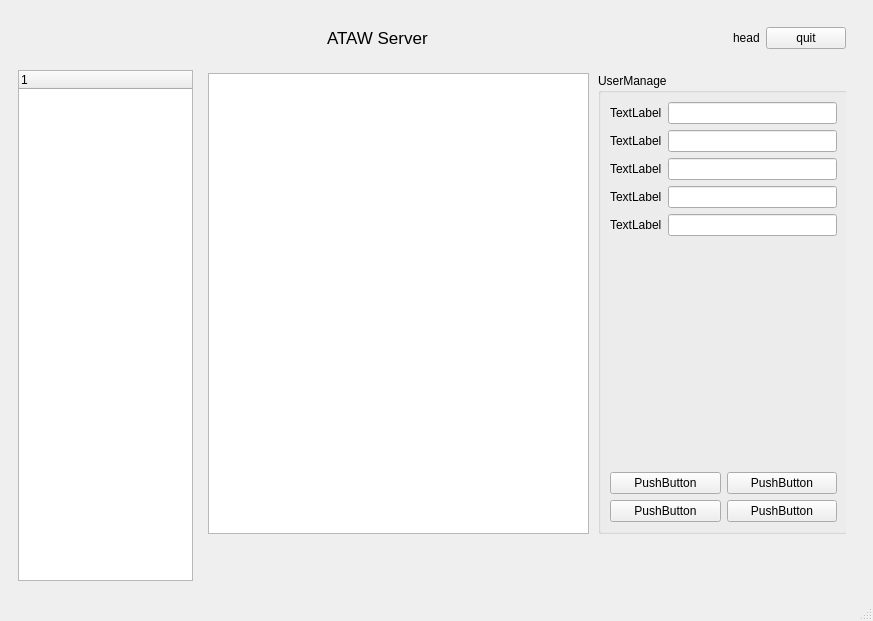
Before: the Qt Designer form chat_server/mainwindow.ui in OY-YH/ATAW-Chat, drawn with Qt 5.
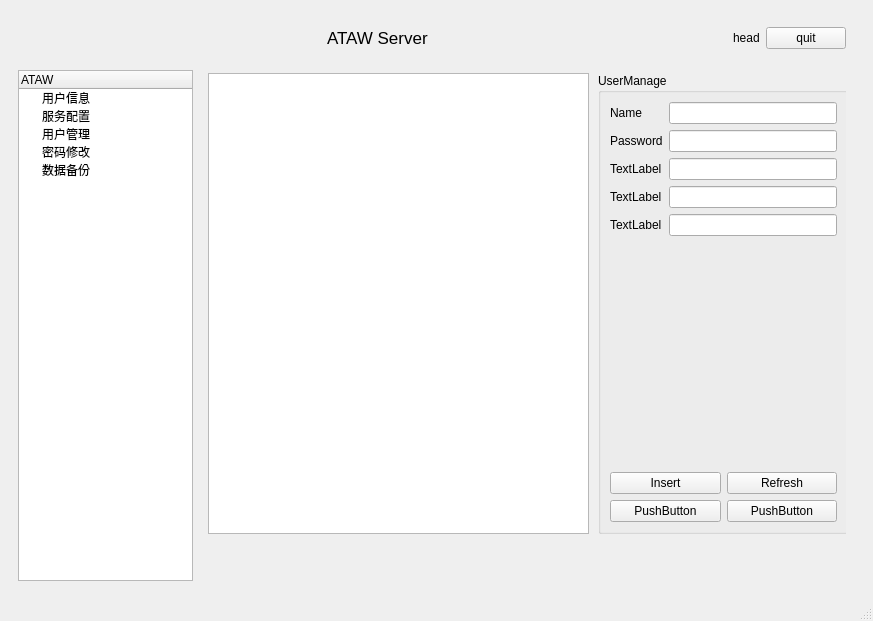
After: the same form once the commit is applied. The open tabs and pages were chosen to show the change. Custom widgets are drawn as their Qt base class.

Commit message: 服务端：完善主界面编写的功能，以及与客户端新实现的功能进行合并，给予实现

Diff of the .ui file:
```diff
--- a/chat_server/mainwindow.ui
+++ b/chat_server/mainwindow.ui
@@ -266,7 +266,7 @@
                   <item row="2" column="0">
                    <widget class="QLabel" name="label_6">
                     <property name="text">
-                     <string>TextLabel</string>
+                     <string>Password</string>
                     </property>
                    </widget>
                   </item>
@@ -297,7 +297,7 @@
                   <item row="1" column="0">
                    <widget class="QLabel" name="label_5">
                     <property name="text">
-                     <string>TextLabel</string>
+                     <string>Name</string>
                     </property>
                    </widget>
                   </item>
@@ -340,14 +340,14 @@
                   <item row="0" column="0">
                    <widget class="QPushButton" name="pushButton_2">
                     <property name="text">
-                     <string>PushButton</string>
+                     <string>Insert</string>
                     </property>
                    </widget>
                   </item>
                   <item row="0" column="1">
                    <widget class="QPushButton" name="pushButton_4">
                     <property name="text">
-                     <string>PushButton</string>
+                     <string>Refresh</string>
                     </property>
                    </widget>
                   </item>
@@ -537,9 +537,34 @@
           </property>
           <column>
            <property name="text">
-            <string notr="true">1</string>
+            <string>ATAW</string>
            </property>
           </column>
+          <item>
+           <property name="text">
+            <string>用户信息</string>
+           </property>
+          </item>
+          <item>
+           <property name="text">
+            <string>服务配置</string>
+           </property>
+          </item>
+          <item>
+           <property name="text">
+            <string>用户管理</string>
+           </property>
+          </item>
+          <item>
+           <property name="text">
+            <string>密码修改</string>
+           </property>
+          </item>
+          <item>
+           <property name="text">
+            <string>数据备份</string>
+           </property>
+          </item>
          </widget>
         </item>
         <item row="0" column="0" colspan="2">
```
Left out of the diff: 22 changed lines with no effect on the pictures. The commit also changes 9 other files.
